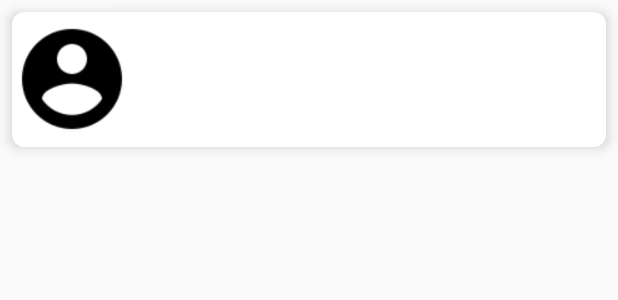
After one commit to matcheus/LetsPlay, an Android app: the layout card_amigo.xml on its own in the app's theme, with its tools: preview values and no code run, on a phone screen of 412 x 824 dp. The commit adds this screen. Shown: the top 300 px of the screen. Run offline under Robolectric (Android 15) with nearby library versions, the phone set to English and light mode, and no system bars.

Commit message:
Adicionando diagramas e tela de amigos

```diff
--- a/Aplicativo/LetsPlay/app/src/main/java/com/xpmets/letsplay/Controller/PerfilHorariosAdapter.java
+++ b/Aplicativo/LetsPlay/app/src/main/java/com/xpmets/letsplay/Controller/PerfilHorariosAdapter.java
@@ -17,17 +17,13 @@ import java.util.List;
 public class PerfilHorariosAdapter extends RecyclerView.Adapter<PerfilHorariosAdapter.HorarioViewHolder>{
 
     List<Horario> horarios;
-    static private List<Horario> horariosG = new ArrayList<>();
-    private Context context;
 
     public PerfilHorariosAdapter(List<Horario> horarios, Context context) {
-        this.context = context;
         this.horarios = new ArrayList<>();
         this.horarios = horarios;
-        horariosG = horarios;
     }
 
-    //inicializa a viewHolder (cardView)
+    //inicializa a viewHolder
     @Override
     public HorarioViewHolder onCreateViewHolder(ViewGroup parent, int viewType) {
 
--- /dev/null
+++ b/Aplicativo/LetsPlay/app/src/main/res/layout/card_amigo.xml
@@ -0,0 +1,46 @@
+<?xml version="1.0" encoding="utf-8"?>
+<android.support.v7.widget.CardView xmlns:android="http://schemas.android.com/apk/res/android"
+    xmlns:app="http://schemas.android.com/apk/res-auto"
+    xmlns:card_view="http://schemas.android.com/apk/res-auto"
+    xmlns:tools="http://schemas.android.com/tools"
+    android:id="@+id/card_view"
+    android:layout_width="match_parent"
+    android:layout_height="90dp"
+    android:layout_margin="8dp"
+    android:layout_marginBottom="10dp"
+    android:layout_marginTop="10dp"
+    card_view:cardCornerRadius="8dp"
+    card_view:cardElevation="5dp"
+    tools:context="com.xpmets.letsplay.View.MainActivity">
+
+    <LinearLayout
+        android:layout_width="wrap_content"
+        android:layout_height="wrap_content"
+        android:layout_gravity="center_vertical"
+        android:orientation="horizontal">
+
+        <ImageView
+            android:id="@+id/imageView2"
+            android:layout_width="80dp"
+            android:layout_height="80dp"
+            app:srcCompat="@drawable/usuario_sem_foto_preto" />
+
+        <LinearLayout
+            android:id="@+id/relative"
+            android:layout_width="wrap_content"
+            android:layout_height="wrap_content"
+            android:layout_marginLeft="12dp"
+            android:layout_marginTop="8dp"
+            android:orientation="vertical">
+
+            <TextView
+                android:id="@+id/nome_amigo"
+                style="@style/NomeJogo"
+                android:layout_width="wrap_content"
+                android:layout_height="wrap_content"
+                android:layout_marginLeft="4dp"
+                android:layout_alignLeft="@id/linear_botoes"
+                android:text="@null" />
+        </LinearLayout>
+    </LinearLayout>
+</android.support.v7.widget.CardView>
--- a/Aplicativo/LetsPlay/app/src/main/res/layout/nav_header_main.xml
+++ b/Aplicativo/LetsPlay/app/src/main/res/layout/nav_header_main.xml
@@ -17,8 +17,7 @@
         android:layout_width="80dp"
         android:layout_height="80dp"
         android:paddingTop="@dimen/nav_header_vertical_spacing"
-        app:srcCompat="@drawable/logo"
-        android:contentDescription="Imagem de Perfil" />
+        app:srcCompat="@drawable/usuario_sem_foto_branco"/>
 
     <TextView
         android:id="@+id/textNomeUsuario"
```
Also changed, not shown: Aplicativo/LetsPlay/app/src/main/java/com/xpmets/letsplay/Controller/AmigosPageAdapter.java (added, +46 -0 lines), Aplicativo/LetsPlay/app/src/main/java/com/xpmets/letsplay/Controller/AmigosRecycleAdapter.java (added, +55 -0 lines), Aplicativo/LetsPlay/app/src/main/java/com/xpmets/letsplay/Model/Usuario.java (+9 -0 lines), Aplicativo/LetsPlay/app/src/main/java/com/xpmets/letsplay/View/Amigos.java (added, +31 -0 lines), Aplicativo/LetsPlay/app/src/main/java/com/xpmets/letsplay/View/ContentAmigos.java (added, +25 -0 lines), Aplicativo/LetsPlay/app/src/main/java/com/xpmets/letsplay/View/ContentPedidoAmizade.java (added, +26 -0 lines), Aplicativo/LetsPlay/app/src/main/java/com/xpmets/letsplay/View/MainActivity.java (+5 -2 lines), Aplicativo/LetsPlay/app/src/main/res/drawable/delete.xml (added, +8 -0 lines), Aplicativo/LetsPlay/app/src/main/res/layout/fragment_viewpager_amigos.xml (added, +24 -0 lines), Aplicativo/LetsPlay/app/src/main/res/layout/tab1_amigos.xml (added, +37 -0 lines), Aplicativo/LetsPlay/app/src/main/res/layout/tab2_pedidos_amizade.xml (added, +11 -0 lines), Aplicativo/LetsPlay/app/src/main/res/drawable/usuario_sem_foto_branco.png (added), Aplicativo/LetsPlay/app/src/main/res/drawable/usuario_sem_foto_preto.png (added), 4 other files.
